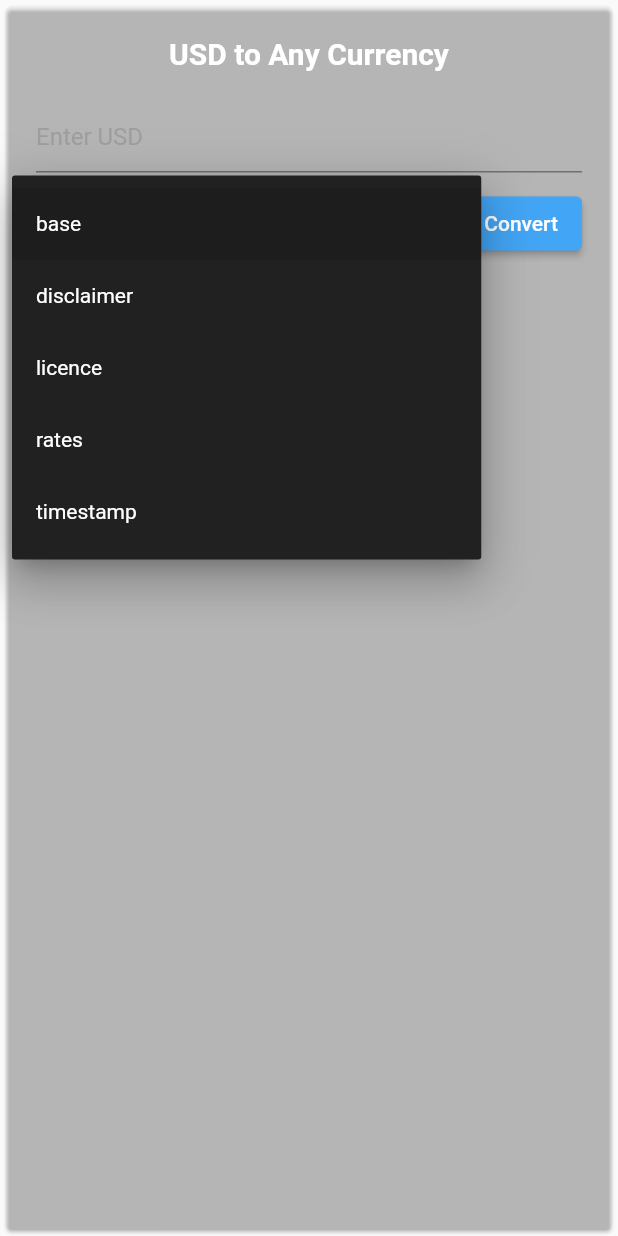
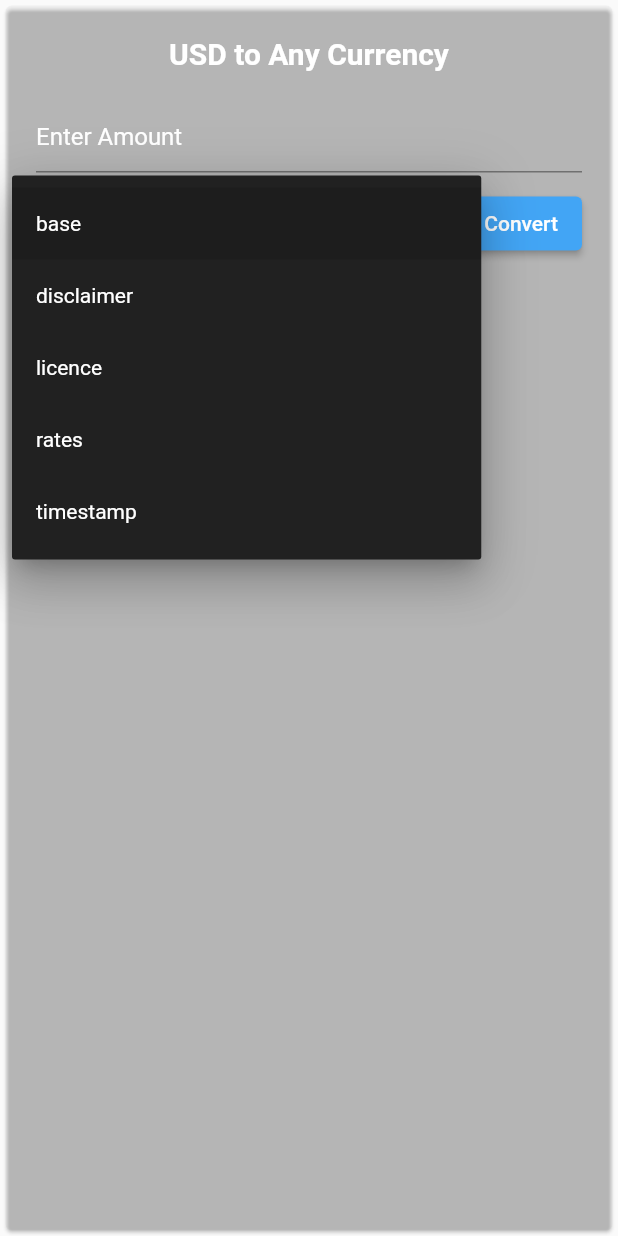
Before and after one commit to AditiSingh2003/Currency_Convertor, a Flutter app: the UsdToAny widget shown alone on an empty page, opened directly with empty values, after a tap on the "arrow drop down" icon, on a phone screen of 412 x 824 dp. Run offline on Flutter 3.47's test engine with Material 2 defaults, Android fonts, the phone set to English and light mode, and no system bars; network calls fail.

```diff
--- a/lib/components/anyToAny.dart
+++ b/lib/components/anyToAny.dart
@@ -16,7 +16,7 @@ class _AnyToAnyState extends State<AnyToAny> {
 
   String dropdownValue1 = 'INR';
   String dropdownValue2 = 'AUD';
-  String answer = 'Converted currency will be shown here :) ';
+  String answer = 'Converted Currency ';
 
   @override
   Widget build(BuildContext context) {
@@ -47,7 +47,7 @@ class _AnyToAnyState extends State<AnyToAny> {
             TextFormField(
               key: const ValueKey('amount',),
               controller: amountController,
-              decoration: const InputDecoration(hintText: 'Enter Amount', hintStyle: TextStyle(color: Colors.grey)),
+              decoration: const InputDecoration(hintText: 'Enter Amount', hintStyle: TextStyle(color: Colors.white)),
               cursorColor: Colors.white,
               style: const TextStyle(color: Colors.white),
               keyboardType: TextInputType.number,
--- a/lib/components/usdtoany.dart
+++ b/lib/components/usdtoany.dart
@@ -41,7 +41,7 @@ class _UsdToAnyState extends State<UsdToAny> {
               cursorColor: Colors.white,
               style: const TextStyle(color: Colors.white),
               decoration: const InputDecoration(
-                hintText: 'Enter USD', hintStyle: TextStyle(color: Colors.grey),
+                hintText: 'Enter Amount', hintStyle: TextStyle(color: Colors.white),
               ),
               keyboardType: TextInputType.number,
             ),
@@ -80,7 +80,7 @@ class _UsdToAnyState extends State<UsdToAny> {
                   child: ElevatedButton(
                     onPressed: (){
                       setState(() {
-                        answer = usdController.text + 'USD           =           ' + convertusd(widget.rates, usdController.text, dropdownValue) + '  ' + dropdownValue;
+                        answer = usdController.text + 'USD    =    '  + convertusd(widget.rates, usdController.text, dropdownValue) + '  ' + dropdownValue;
                       });
                     },
                     child: const Text('Convert'),
```
Also changed, not shown: 3 other files.
